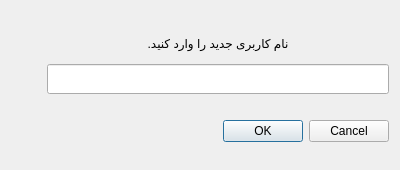
The window that App/ui/changeUserName.ui (MohammadSangSefidi/QuizMaster) describes before a commit, drawn with Qt 5.
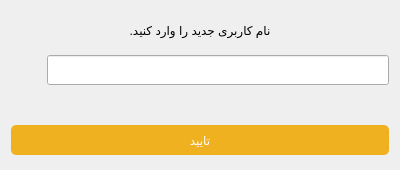
The same window after the commit.

Commit message: add search private quiz in student main page. add leader board for global users and for private quiz. add profile image in user setting and improve other opion in user setting.

Patch:
```diff
--- a/App/ui/changeUserName.ui
+++ b/App/ui/changeUserName.ui
@@ -1,7 +1,7 @@
 <?xml version="1.0" encoding="UTF-8"?>
 <ui version="4.0">
- <class>Dialog</class>
- <widget class="QDialog" name="Dialog">
+ <class>Form</class>
+ <widget class="QWidget" name="Form">
   <property name="geometry">
    <rect>
     <x>0</x>
@@ -10,76 +10,23 @@
     <height>170</height>
    </rect>
   </property>
+  <property name="minimumSize">
+   <size>
+    <width>400</width>
+    <height>170</height>
+   </size>
+  </property>
+  <property name="maximumSize">
+   <size>
+    <width>400</width>
+    <height>170</height>
+   </size>
+  </property>
   <property name="windowTitle">
    <string>Dialog</string>
   </property>
-  <layout class="QGridLayout" name="gridLayout">
-   <item row="2" column="1">
-    <widget class="QLineEdit" name="userNameLineEdit">
-     <property name="minimumSize">
-      <size>
-       <width>0</width>
-       <height>30</height>
-      </size>
-     </property>
-    </widget>
-   </item>
-   <item row="4" column="1">
-    <widget class="QDialogButtonBox" name="buttonBox">
-     <property name="orientation">
-      <enum>Qt::Horizontal</enum>
-     </property>
-     <property name="standardButtons">
-      <set>QDialogButtonBox::Cancel|QDialogButtonBox::Ok</set>
-     </property>
-    </widget>
-   </item>
-   <item row="0" column="1">
-    <spacer name="verticalSpacer_2">
-     <property name="orientation">
-      <enum>Qt::Vertical</enum>
-     </property>
-     <property name="sizeHint" stdset="0">
-      <size>
-       <width>20</width>
-       <height>40</height>
-      </size>
-     </property>
-    </spacer>
-   </item>
-   <item row="5" column="1">
-    <spacer name="verticalSpacer">
-     <property name="orientation">
-      <enum>Qt::Vertical</enum>
-     </property>
-     <property name="sizeHint" stdset="0">
-      <size>
-       <width>20</width>
-       <height>40</height>
-      </size>
-     </property>
-    </spacer>
-   </item>
-   <item row="2" column="0">
-    <widget class="QLabel" name="checkUserNameIcon">
-     <property name="minimumSize">
-      <size>
-       <width>30</width>
-       <height>30</height>
-      </size>
-     </property>
-     <property name="maximumSize">
-      <size>
-       <width>30</width>
-       <height>30</height>
-      </size>
-     </property>
-     <property name="text">
-      <string/>
-     </property>
-    </widget>
-   </item>
-   <item row="1" column="1">
+  <layout class="QVBoxLayout" name="verticalLayout">
+   <item>
     <widget class="QLabel" name="titleLabel">
      <property name="minimumSize">
       <size>
@@ -101,8 +48,47 @@
      </property>
     </widget>
    </item>
-   <item row="3" column="1">
+   <item>
+    <layout class="QHBoxLayout" name="horizontalLayout">
+     <item>
+      <widget class="QLabel" name="checkUserNameIcon">
+       <property name="minimumSize">
+        <size>
+         <width>30</width>
+         <height>30</height>
+        </size>
+       </property>
+       <property name="maximumSize">
+        <size>
+         <width>30</width>
+         <height>30</height>
+        </size>
+       </property>
+       <property name="text">
+        <string/>
+       </property>
+      </widget>
+     </item>
+     <item>
+      <widget class="QLineEdit" name="userNameLineEdit">
+       <property name="minimumSize">
+        <size>
+         <width>0</width>
+         <height>30</height>
+        </size>
+       </property>
+      </widget>
+     </item>
+    </layout>
+   </item>
+   <item>
     <widget class="QLabel" name="errorLabel">
+     <property name="maximumSize">
+      <size>
+       <width>16777215</width>
+       <height>20</height>
+      </size>
+     </property>
      <property name="styleSheet">
       <string notr="true">QLabel#errorLabel{color:rgb(193, 0, 3);}</string>
      </property>
@@ -111,6 +97,29 @@
      </property>
     </widget>
    </item>
+   <item>
+    <widget class="QPushButton" name="pushButton">
+     <property name="minimumSize">
+      <size>
+       <width>0</width>
+       <height>30</height>
+      </size>
+     </property>
+     <property name="styleSheet">
+      <string notr="true">QPushButton#pushButton{
+	color: #ffffff;
+	background-color:  rgb(239, 177, 31);
+    border-radius: 5px;
+}
+QPushButton#pushButton:hover {
+	background-color: rgb(255, 210, 73);
+}</string>
+     </property>
+     <property name="text">
+      <string>تایید</string>
+     </property>
+    </widget>
+   </item>
   </layout>
  </widget>
  <resources/>
```
Left out of the diff: 37 changed lines with no effect on the pictures. The commit also changes 48 other files.
